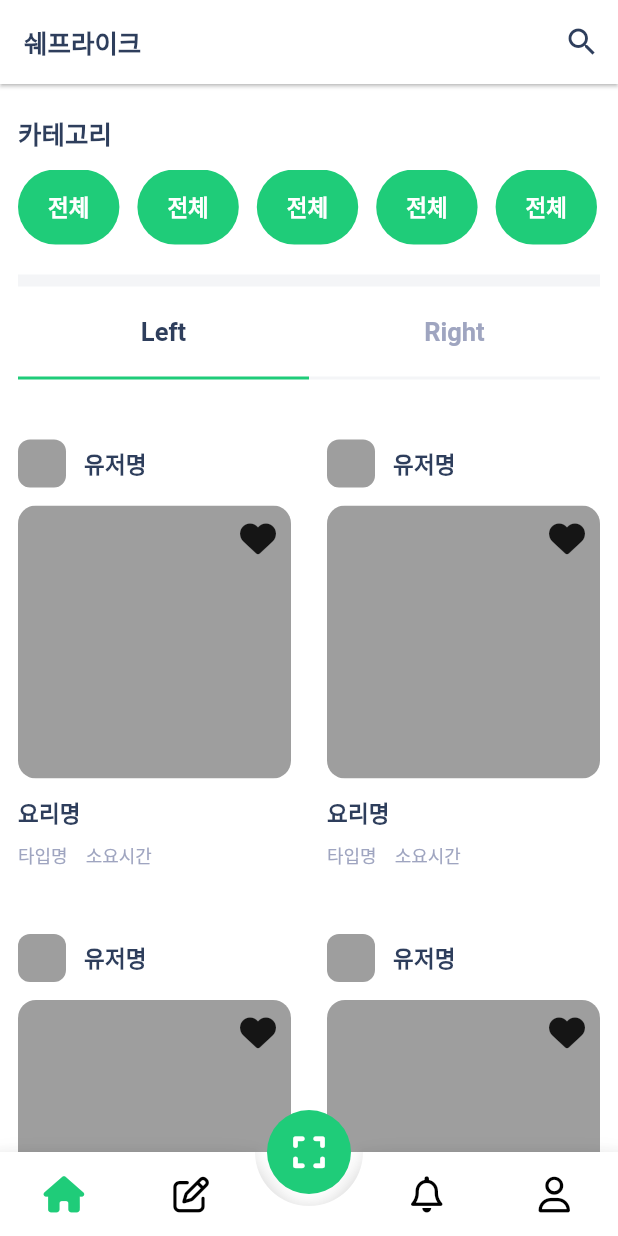
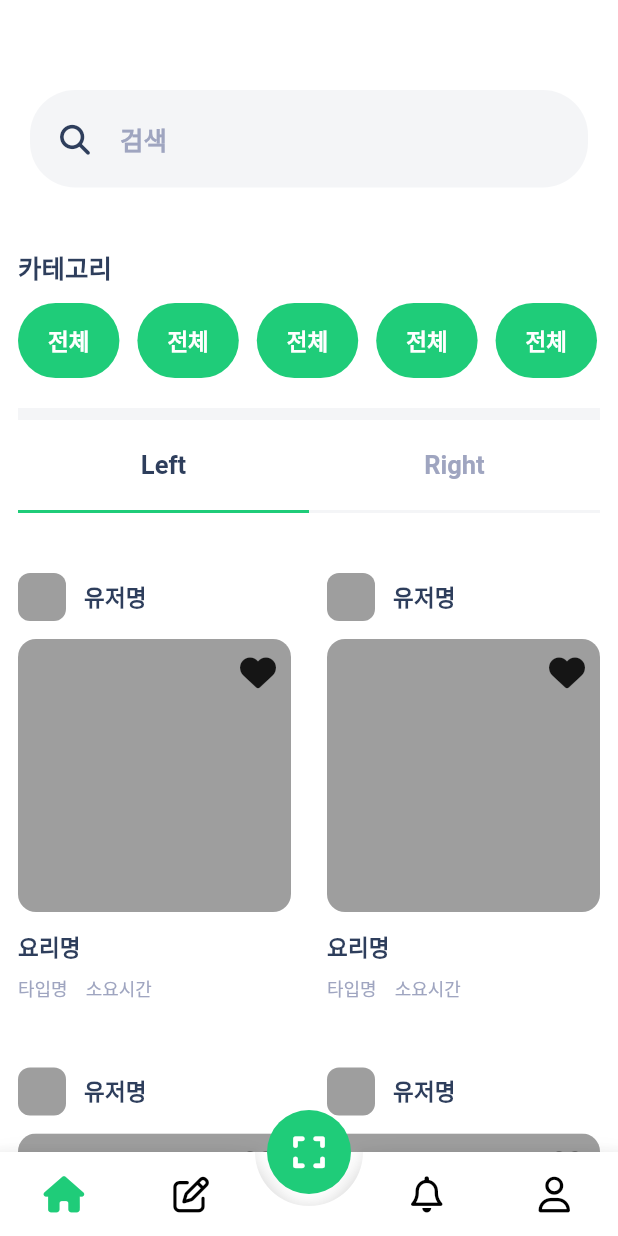
Before and after one commit to valtwo94/portfolio-cheflike, a Flutter app: the screen it shows after launch, on a phone screen of 412 x 824 dp. Run offline on Flutter 3.47's test engine with Material 3 defaults, Android fonts, the light colour scheme and no system bars; drawn by our look-alikes of animated_bottom_navigation_bar; our stand-ins replace flutter_dotenv, font_awesome_flutter, hexcolor, pinput, stop_watch_timer.

Commit message:
search ui

```diff
--- a/lib/pages/main/home.dart
+++ b/lib/pages/main/home.dart
@@ -1,25 +1,72 @@
+import 'package:cheflike/providers/main_provider.dart';
 import 'package:cheflike/widgets/section_divider.dart';
-import 'package:flutter/cupertino.dart';
 import 'package:flutter/material.dart';
-import 'package:flutter/widgets.dart';
 import 'package:font_awesome_flutter/font_awesome_flutter.dart';
 import 'package:hexcolor/hexcolor.dart';
+import 'package:provider/provider.dart';
 
 class HomePage extends StatelessWidget {
   const HomePage({super.key});
 
   @override
   Widget build(BuildContext context) {
+    final mp = Provider.of<MainProvider>(context);
+
     return Column(
       children: [
+        Padding(
+          padding: const EdgeInsets.only(top: 60, bottom: 20, left: 20, right: 20),
+          child: Row(
+            mainAxisAlignment: MainAxisAlignment.center,
+            children: [
+              Expanded(
+                  child: GestureDetector(
+                    onTap: () {
+                      mp.mainPageController.jumpToPage(1);
+                    },
+                    child: TextField(
+                      enabled: false,
+                      style: Theme.of(context).primaryTextTheme.titleMedium,
+                      decoration: InputDecoration(
+                        filled: true,
+                        hintText: '검색',
+                        prefixIcon: const Padding(
+                          padding: EdgeInsets.only(left: 20.0, right: 20),
+                          child: Icon(
+                            FontAwesomeIcons.magnifyingGlass,
+                            size: 20,
+                          ),
+                        ),
+                        contentPadding: const EdgeInsets.symmetric(
+                            horizontal: 24, vertical: 20),
+                        fillColor: HexColor("#F4F5F7"),
+                        enabledBorder: OutlineInputBorder(
+                            borderSide: const BorderSide(
+                                width: 0, color: Colors.transparent),
+                            borderRadius: BorderRadius.circular(30)),
+                        disabledBorder: OutlineInputBorder(
+                            borderSide: const BorderSide(
+                                width: 0, color: Colors.transparent),
+                            borderRadius: BorderRadius.circular(30)),
+                      ),
+                    ),
+                  )),
+            ],
+          ),
+        ),
         Container(
           width: MediaQuery.of(context).size.width,
           padding: const EdgeInsets.symmetric(horizontal: 12, vertical: 20),
           child: Column(
             crossAxisAlignment: CrossAxisAlignment.start,
             children: [
-              Text('카테고리', style: Theme.of(context).primaryTextTheme.titleMedium,),
-              const SizedBox(height: 12,),
+              Text(
+                '카테고리',
+                style: Theme.of(context).primaryTextTheme.titleMedium,
+              ),
+              const SizedBox(
+                height: 12,
+              ),
               Container(
                 width: MediaQuery.of(context).size.width,
                 margin: const EdgeInsets.only(bottom: 20),
@@ -27,21 +74,25 @@ class HomePage extends StatelessWidget {
                 child: ListView.separated(
                     itemCount: 20,
                     scrollDirection: Axis.horizontal,
-                    separatorBuilder: (context, index){
-                      return const SizedBox(width: 12,);
+                    separatorBuilder: (context, index) {
+                      return const SizedBox(
+                        width: 12,
+                      );
                     },
-                    itemBuilder: (context, index){
+                    itemBuilder: (context, index) {
                       return Container(
-                        padding: const EdgeInsets.symmetric(vertical: 12, horizontal: 20),
+                        padding: const EdgeInsets.symmetric(
+                            vertical: 12, horizontal: 20),
                         decoration: BoxDecoration(
                             borderRadius: BorderRadius.circular(50),
-                          color: Theme.of(context).primaryColor
+                            color: Theme.of(context).primaryColor),
+                        child: const Center(
+                          child: Text(
+                            "전체",
+                            style: TextStyle(
+                                color: Colors.white,
+                                fontWeight: FontWeight.bold),
                           ),
-                        child: const Center(
-                          child: Text("전체", style: TextStyle(
-                            color: Colors.white,
-                            fontWeight: FontWeight.bold
-                          ),),
                         ),
                       );
                     }),
@@ -49,26 +100,33 @@ class HomePage extends StatelessWidget {
               const SectionDivider(),
               Row(
                 children: [
-                  Expanded(child: Container(
+                  Expanded(
+                      child: Container(
                     padding: const EdgeInsets.symmetric(vertical: 20),
                     decoration: BoxDecoration(
                         border: Border(
-                            bottom: BorderSide(width: 2, color: Theme.of(context).primaryColor)
-                        )
+                            bottom: BorderSide(
+                                width: 2,
+                                color: Theme.of(context).primaryColor))),
+                    child: Center(
+                      child: Text(
+                        "Left",
+                        style: Theme.of(context).primaryTextTheme.titleMedium,
                       ),
-                    child: Center(
-                      child: Text("Left", style: Theme.of(context).primaryTextTheme.titleMedium,),
                     ),
                   )),
-                  Expanded(child: Container(
+                  Expanded(
+                      child: Container(
                     padding: const EdgeInsets.symmetric(vertical: 20),
                     decoration: BoxDecoration(
                         border: Border(
-                            bottom: BorderSide(width: 2, color: HexColor("F4F5F7"))
-                        )
+                            bottom: BorderSide(
+                                width: 2, color: HexColor("F4F5F7")))),
+                    child: Center(
+                      child: Text(
+                        "Right",
+                        style: Theme.of(context).textTheme.titleMedium,
                       ),
-                    child: Center(
-                      child: Text("Right", style: Theme.of(context).textTheme.titleMedium,),
                     ),
                   ))
                 ],
@@ -76,7 +134,6 @@ class HomePage extends StatelessWidget {
             ],
           ),
         ),
-
         Flexible(
           child: SingleChildScrollView(
             child: Column(
@@ -85,12 +142,13 @@ class HomePage extends StatelessWidget {
                     shrinkWrap: true,
                     physics: const NeverScrollableScrollPhysics(),
                     itemCount: 10,
-                    gridDelegate: const SliverGridDelegateWithFixedCrossAxisCount(
-                        crossAxisCount: 2,
-                        childAspectRatio: 1/1.6
-                    ), itemBuilder: (context, index){
+                    gridDelegate:
+                        const SliverGridDelegateWithFixedCrossAxisCount(
+                            crossAxisCount: 2, childAspectRatio: 1 / 1.6),
+                    itemBuilder: (context, index) {
                       return Padding(
-                    padding: const EdgeInsets.symmetric(horizontal: 12, vertical: 20),
+                        padding: const EdgeInsets.symmetric(
+                            horizontal: 12, vertical: 20),
                         child: Column(
                           crossAxisAlignment: CrossAxisAlignment.start,
                           children: [
@@ -102,15 +160,23 @@ class HomePage extends StatelessWidget {
                                   height: 32,
                                   decoration: BoxDecoration(
                                       borderRadius: BorderRadius.circular(8),
-                                  color: Colors.grey
+                                      color: Colors.grey),
                                 ),
+                                const SizedBox(
+                                  width: 12,
                                 ),
-                            const SizedBox(width: 12,),
-                            Text("유저명", style: Theme.of(context).primaryTextTheme.titleSmall,overflow: TextOverflow.ellipsis,),
-
+                                Text(
+                                  "유저명",
+                                  style: Theme.of(context)
+                                      .primaryTextTheme
+                                      .titleSmall,
+                                  overflow: TextOverflow.ellipsis,
+                                ),
                               ],
                             ),
-                        const SizedBox(height: 12,),
+                            const SizedBox(
+                              height: 12,
+                            ),
                             Stack(
                               children: [
                                 AspectRatio(
@@ -121,24 +187,41 @@ class HomePage extends StatelessWidget {
                                       width: double.infinity,
                                       height: 160,
                                       color: Colors.grey,
-
                                     ),
                                   ),
                                 ),
                                 const Positioned(
                                     top: 10,
                                     right: 10,
-                                child: Icon(FontAwesomeIcons.solidHeart, ))
+                                    child: Icon(
+                                      FontAwesomeIcons.solidHeart,
+                                    ))
                               ],
                             ),
-                        const SizedBox(height: 12,),
-                        Text("요리명", style: Theme.of(context).primaryTextTheme.titleSmall,),
-                        const SizedBox(height: 8,),
+                            const SizedBox(
+                              height: 12,
+                            ),
+                            Text(
+                              "요리명",
+                              style:
+                                  Theme.of(context).primaryTextTheme.titleSmall,
+                            ),
+                            const SizedBox(
+                              height: 8,
+                            ),
                             Row(
                               children: [
-                            Text("타입명", style: Theme.of(context).textTheme.bodySmall,),
-                            const SizedBox(width: 12,),
-                            Text("소요시간", style: Theme.of(context).textTheme.bodySmall,)
+                                Text(
+                                  "타입명",
+                                  style: Theme.of(context).textTheme.bodySmall,
+                                ),
+                                const SizedBox(
+                                  width: 12,
+                                ),
+                                Text(
+                                  "소요시간",
+                                  style: Theme.of(context).textTheme.bodySmall,
+                                )
                               ],
                             )
                           ],
--- a/lib/pages/main/index.dart
+++ b/lib/pages/main/index.dart
@@ -1,10 +1,14 @@
+
 import 'package:animated_bottom_navigation_bar/animated_bottom_navigation_bar.dart';
 import 'package:cheflike/pages/main/home.dart';
 import 'package:cheflike/pages/main/notification.dart';
 import 'package:cheflike/pages/main/profile.dart';
+import 'package:cheflike/pages/main/search.dart';
+import 'package:cheflike/pages/upload.dart';
+import 'package:cheflike/providers/main_provider.dart';
 import 'package:flutter/material.dart';
 import 'package:font_awesome_flutter/font_awesome_flutter.dart';
-import 'package:hexcolor/hexcolor.dart';
+import 'package:provider/provider.dart';
 
 class MainPage extends StatefulWidget {
   const MainPage({super.key});
@@ -14,25 +18,18 @@ class MainPage extends StatefulWidget {
 }
 
 class _MainPageState extends State<MainPage> {
-  PageController pageController = PageController();
-
 
   @override
   Widget build(BuildContext context) {
+    final mp = Provider.of<MainProvider>(context);
+
     return Scaffold(
-      appBar: AppBar(
-        backgroundColor: Colors.white,
-        elevation: 1,
-        title: Text("쉐프라이크", style: Theme.of(context).primaryTextTheme.titleMedium,),
-        actions: [
-          IconButton(onPressed: (){}, icon: Icon(Icons.search, color: HexColor("#2E3E5C"),))
-        ],
-      ),
       body: PageView(
-        controller: pageController,
+        controller: mp.mainPageController,
         physics: const NeverScrollableScrollPhysics(),
         children: const [
           HomePage(),
+          SearchPage(),
           NotificationPage(),
           ProfilePage(),
         ],
@@ -46,7 +43,22 @@ class _MainPageState extends State<MainPage> {
       floatingActionButtonLocation: FloatingActionButtonLocation.centerDocked,
       bottomNavigationBar: AnimatedBottomNavigationBar(
         activeIndex: 0,
-        onTap: (v){},
+        onTap: (v){
+          switch(v){
+            case 0:
+              mp.mainPageController.jumpToPage(0);
+              break;
+            case 1:
+              Navigator.push(context, MaterialPageRoute(builder: (context) => UploadPage()));
+              break;
+            case 2:
+              mp.mainPageController.jumpToPage(2);
+              break;
+            case 3:
+              mp.mainPageController.jumpToPage(3);
+              break;
+          }
+        },
         icons: const [
           FontAwesomeIcons.house,
           FontAwesomeIcons.penToSquare,
--- /dev/null
+++ b/lib/providers/main_provider.dart
@@ -0,0 +1,14 @@
+import 'package:flutter/material.dart';
+
+class MainProvider with ChangeNotifier{
+  PageController mainPageController = PageController();
+
+
+
+
+  @override
+  void dispose() {
+    mainPageController.dispose();
+    super.dispose();
+  }
+}
--- a/pubspec.yaml
+++ b/pubspec.yaml
@@ -40,6 +40,9 @@ dependencies:
   pinput: ^4.0.0
   stop_watch_timer: ^3.1.1
   animated_bottom_navigation_bar: ^1.3.3
+  flutter_dotenv: ^5.1.0
+  provider: ^6.1.2
+
 
 dev_dependencies:
   flutter_test:
@@ -69,6 +72,7 @@ flutter:
     - assets/images/Message.png
     - assets/images/Lock.png
     - assets/images/Show.png
+    - .env
 
   # An image asset can refer to one or more resolution-specific "variants", see
   # https://flutter.dev/assets-and-images/#resolution-aware
```
Also changed, not shown: lib/main.dart (+13 -8 lines), lib/pages/main/search.dart (added, +286 -0 lines), lib/pages/main/upload.dart (deleted, +0 -10 lines), lib/pages/upload.dart (added, +43 -0 lines), lib/widgets/buttons/cancel_button.dart (added, +27 -0 lines), lib/pages/search.dart (deleted), pubspec.lock, 2 other files. Lines whose indentation alone changed are shown as unchanged.
